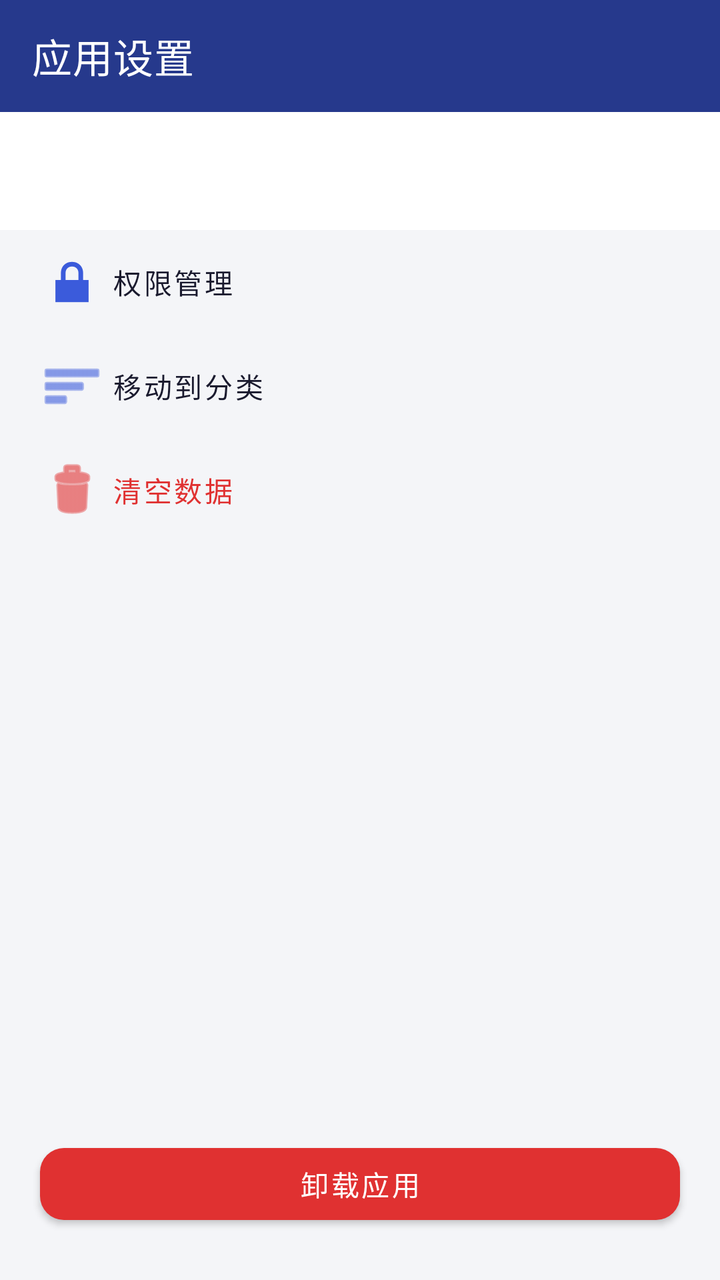
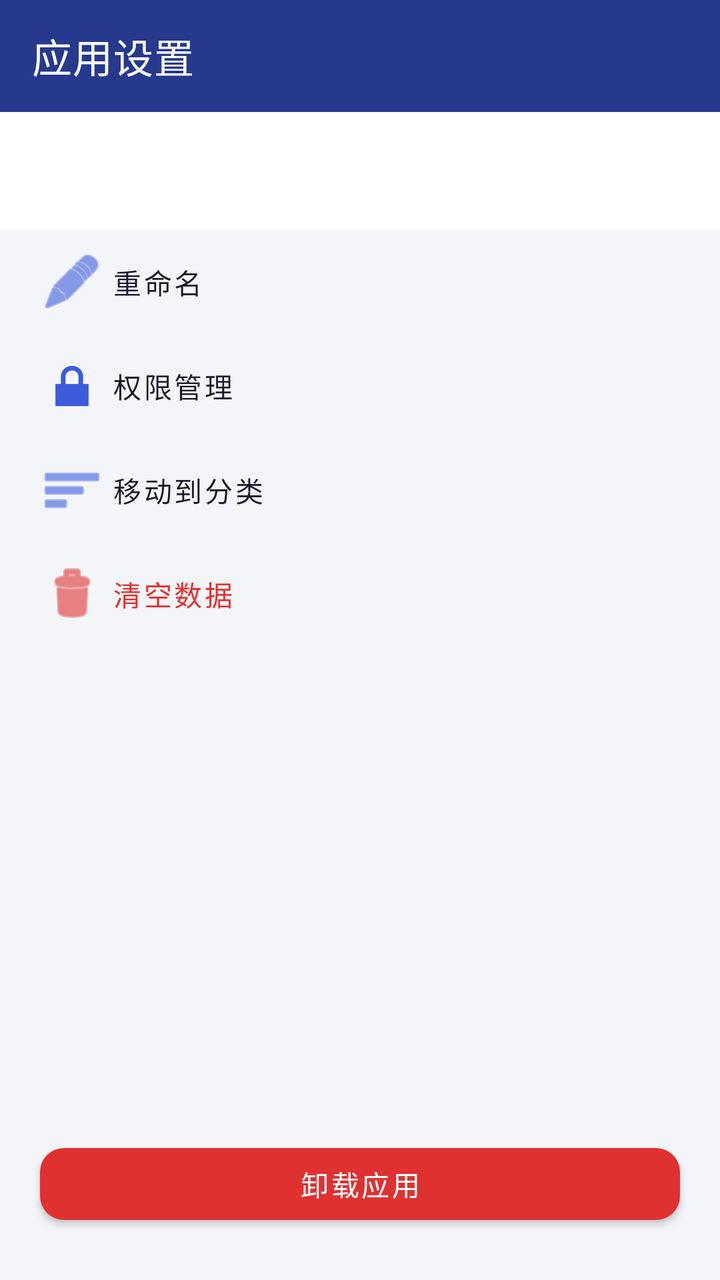

Compare the two renders of this Android layout. The source of the first and the diff that turns it into the second are given below.
<!-- AndroidManifest.xml: activity theme Theme.MiniApp -->
<!-- res/layout/activity_app_settings.xml -->
<?xml version="1.0" encoding="utf-8"?>
<LinearLayout xmlns:android="http://schemas.android.com/apk/res/android"
    xmlns:app="http://schemas.android.com/apk/res-auto"
    android:layout_width="match_parent"
    android:layout_height="match_parent"
    android:orientation="vertical"
    android:background="@color/bg_window">

    <com.google.android.material.appbar.MaterialToolbar
        android:id="@+id/toolbar"
        android:layout_width="match_parent"
        android:layout_height="?attr/actionBarSize"
        app:title="应用设置"
        app:titleTextColor="#FFFFFF"
        android:background="@color/brand_primary_dark" />

    <TextView
        android:id="@+id/tv_app_info"
        android:layout_width="match_parent"
        android:layout_height="wrap_content"
        android:padding="20dp"
        android:textColor="@color/text_secondary"
        android:textSize="14sp"
        android:background="@color/bg_card" />

    <com.google.android.material.button.MaterialButton
        android:id="@+id/btn_perm_manage"
        style="@style/Widget.MaterialComponents.Button.TextButton"
        android:layout_width="match_parent"
        android:layout_height="wrap_content"
        android:gravity="start|center_vertical"
        android:paddingHorizontal="20dp"
        android:text="权限管理"
        android:textColor="@color/text_primary"
        app:icon="@android:drawable/ic_lock_lock"
        app:iconTint="@color/brand_primary" />

    <com.google.android.material.button.MaterialButton
        android:id="@+id/btn_move_category"
        style="@style/Widget.MaterialComponents.Button.TextButton"
        android:layout_width="match_parent"
        android:layout_height="wrap_content"
        android:gravity="start|center_vertical"
        android:paddingHorizontal="20dp"
        android:text="移动到分类"
        android:textColor="@color/text_primary"
        app:icon="@android:drawable/ic_menu_sort_by_size"
        app:iconTint="@color/brand_primary" />

    <com.google.android.material.button.MaterialButton
        android:id="@+id/btn_clear_data"
        style="@style/Widget.MaterialComponents.Button.TextButton"
        android:layout_width="match_parent"
        android:layout_height="wrap_content"
        android:gravity="start|center_vertical"
        android:paddingHorizontal="20dp"
        android:text="清空数据"
        android:textColor="@color/danger"
        app:icon="@android:drawable/ic_menu_delete"
        app:iconTint="@color/danger" />

    <View
        android:layout_width="match_parent"
        android:layout_height="0dp"
        android:layout_weight="1" />

    <com.google.android.material.button.MaterialButton
        android:id="@+id/btn_uninstall"
        android:layout_width="match_parent"
        android:layout_height="wrap_content"
        android:layout_marginHorizontal="20dp"
        android:layout_marginBottom="24dp"
        android:text="卸载应用"
        android:textColor="#FFFFFF"
        app:backgroundTint="@color/danger"
        app:cornerRadius="12dp" />
</LinearLayout>
<!-- resources referenced by this layout -->
<resources>
  <color name="bg_card">#FFFFFF</color>
  <color name="bg_window">#F4F5F8</color>
  <color name="brand_primary">#3B5BDB</color>
  <color name="brand_primary_dark">#26398C</color>
  <color name="danger">#E03131</color>
  <color name="text_primary">#1A1A2E</color>
  <color name="text_secondary">#6B7280</color>
  <style name="Theme.MiniApp" parent="Theme.MaterialComponents.DayNight.NoActionBar">
          <item name="colorPrimary">@color/brand_primary</item>
          <item name="colorPrimaryVariant">@color/brand_primary_dark</item>
          <item name="colorOnPrimary">#FFFFFF</item>
          <item name="colorSecondary">@color/brand_accent</item>
          <item name="colorOnSecondary">@color/text_primary</item>
          <item name="android:windowBackground">@color/bg_window</item>
          <item name="android:statusBarColor" tools:targetApi="l">@color/brand_primary_dark</item>
          
          <item name="android:alertDialogTheme">@style/ThemeOverlay.MiniApp.RoundedDialog</item>
          <item name="alertDialogTheme">@style/ThemeOverlay.MiniApp.RoundedDialog</item>
      </style>
  <color name="brand_accent">#FFC24B</color>
  <style name="ThemeOverlay.MiniApp.RoundedDialog" parent="ThemeOverlay.MaterialComponents.Dialog.Alert">
          <item name="colorPrimary">@color/brand_primary</item>
          <item name="colorSecondary">@color/brand_accent</item>
          <item name="buttonBarPositiveButtonStyle">@style/Widget.MiniApp.DialogButton</item>
          <item name="buttonBarNegativeButtonStyle">@style/Widget.MiniApp.DialogButton</item>
          <item name="buttonBarNeutralButtonStyle">@style/Widget.MiniApp.DialogButton</item>
      </style>
  <style name="Widget.MiniApp.DialogButton" parent="Widget.MaterialComponents.Button.TextButton.Dialog">
          <item name="android:textColor">@color/brand_primary</item>
      </style>
</resources>

<!-- the commit's change to res/layout/activity_app_settings.xml (unified diff, before → after) -->
@@ -22,6 +22,18 @@
         android:textColor="@color/text_secondary"
         android:textSize="14sp"
         android:background="@color/bg_card" />
+
+    <com.google.android.material.button.MaterialButton
+        android:id="@+id/btn_rename"
+        style="@style/Widget.MaterialComponents.Button.TextButton"
+        android:layout_width="match_parent"
+        android:layout_height="wrap_content"
+        android:gravity="start|center_vertical"
+        android:paddingHorizontal="20dp"
+        android:text="重命名"
+        android:textColor="@color/text_primary"
+        app:icon="@android:drawable/ic_menu_edit"
+        app:iconTint="@color/brand_primary" />
 
     <com.google.android.material.button.MaterialButton
         android:id="@+id/btn_perm_manage"
